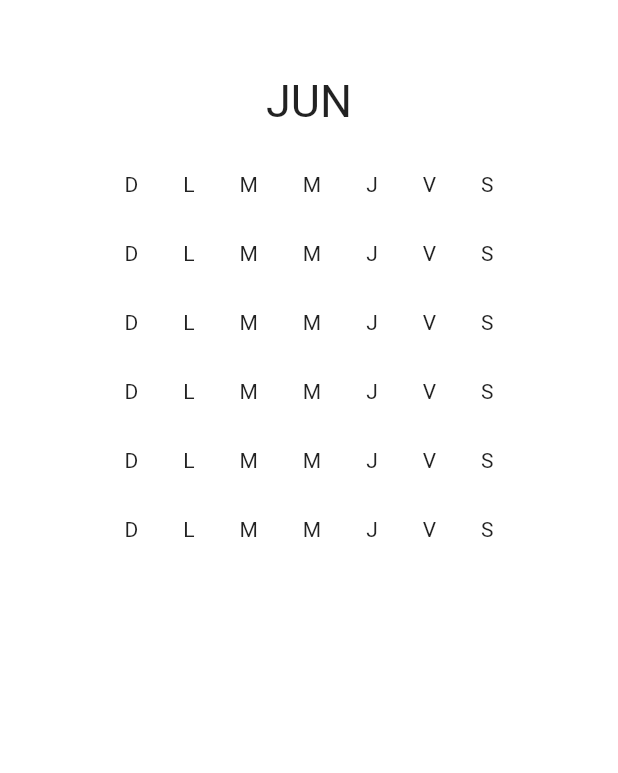
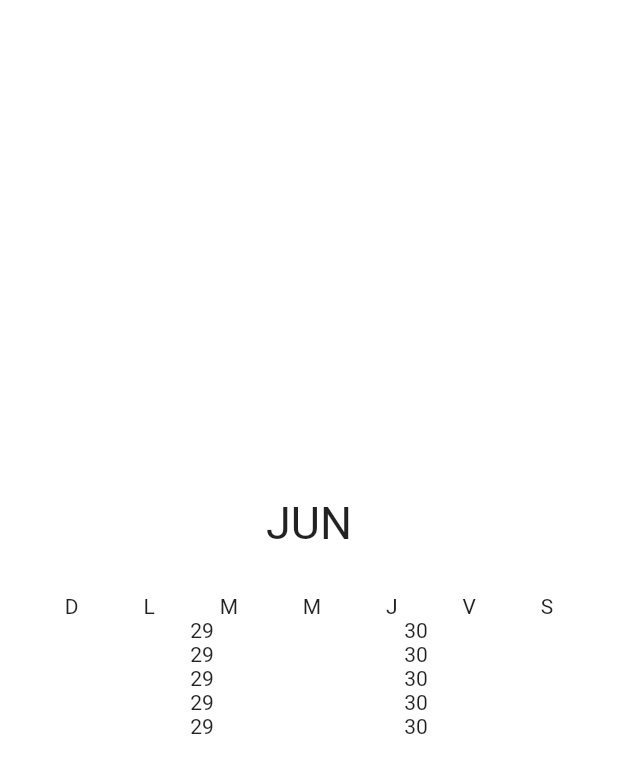
Before and after one commit to saidgc/Calendar_flutter, a Flutter app: the screen it shows after launch, on a phone screen of 412 x 824 dp. Shown: the top 773 px of the screen. Run offline on Flutter 3.47's test engine with Material 2 defaults, Android fonts, the phone set to English and light mode, and no system bars.

Commit message:
days and weeks

```diff
--- a/lib/main.dart
+++ b/lib/main.dart
@@ -4,25 +4,39 @@ import 'package:flutter/material.dart';
 void main() => runApp(MyApp());
 
 class MyApp extends StatelessWidget {
+  Widget dias() {
+    return Container(
+        margin: EdgeInsets.only(top: 30.0),
+        child: Row(
+            crossAxisAlignment: CrossAxisAlignment.center,
+            mainAxisAlignment: MainAxisAlignment.spaceEvenly,
+            children: <Widget>[
+              Text("D"),
+              Text("L"),
+              Text("M"),
+              Text("M"),
+              Text("J"),
+              Text("V"),
+              Text("S")
+            ]));
+  }
+
   Widget fila() {
-    return Row(
+    List<Widget> days = [];
+    List<Widget> weeks = [];
+    for(int i = 0; i<=30; i++){
+      days.add(Text(i.toString()));
+      if (i % 7 == 0){
+        weeks.add(Row(mainAxisAlignment: MainAxisAlignment.spaceEvenly, children: days));
+        days.clear();
+      }
+    }
+
+    return Column(
         crossAxisAlignment: CrossAxisAlignment.center,
         mainAxisAlignment: MainAxisAlignment.center,
-        children: <Widget>[
-          Text("D"),
-          SizedBox(width: 30),
-          Text("L"),
-          SizedBox(width: 30),
-          Text("M"),
-          SizedBox(width: 30),
-          Text("M"),
-          SizedBox(width: 30),
-          Text("J"),
-          SizedBox(width: 30),
-          Text("V"),
-          SizedBox(width: 30),
-          Text("S")
-        ]);
+        children: weeks
+    );
   }
 
   @override
@@ -38,27 +52,17 @@ class MyApp extends StatelessWidget {
         body: Container(
             color: Colors.white,
             child: Container(
-              margin: EdgeInsets.only(top: 50),
               child: Center(
                   child: Column(
+                      mainAxisAlignment: MainAxisAlignment.center,
                       crossAxisAlignment: CrossAxisAlignment.center,
                       children: <Widget>[
                     Center(
                         child: Text("JUN",
                             style: TextStyle(
                                 fontSize: 30.0, fontWeight: FontWeight.w400))),
-                    SizedBox(height: 30),
-                    Center(child: fila()),
-                    SizedBox(height: 30),
-                    Center(child: fila()),
-                    SizedBox(height: 30),
-                    Center(child: fila()),
-                    SizedBox(height: 30),
-                    Center(child: fila()),
-                    SizedBox(height: 30),
-                    Center(child: fila()),
-                    SizedBox(height: 30),
-                    Center(child: fila())
+                    dias(),
+                        fila()
                   ])),
             )),
       ),
```
